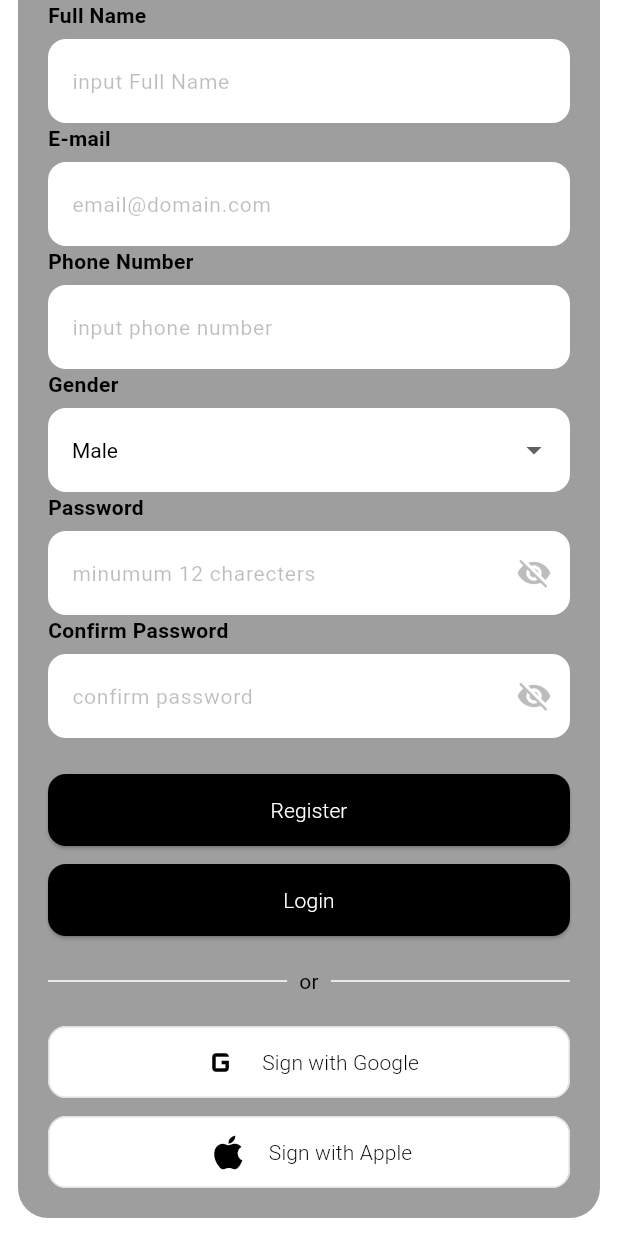
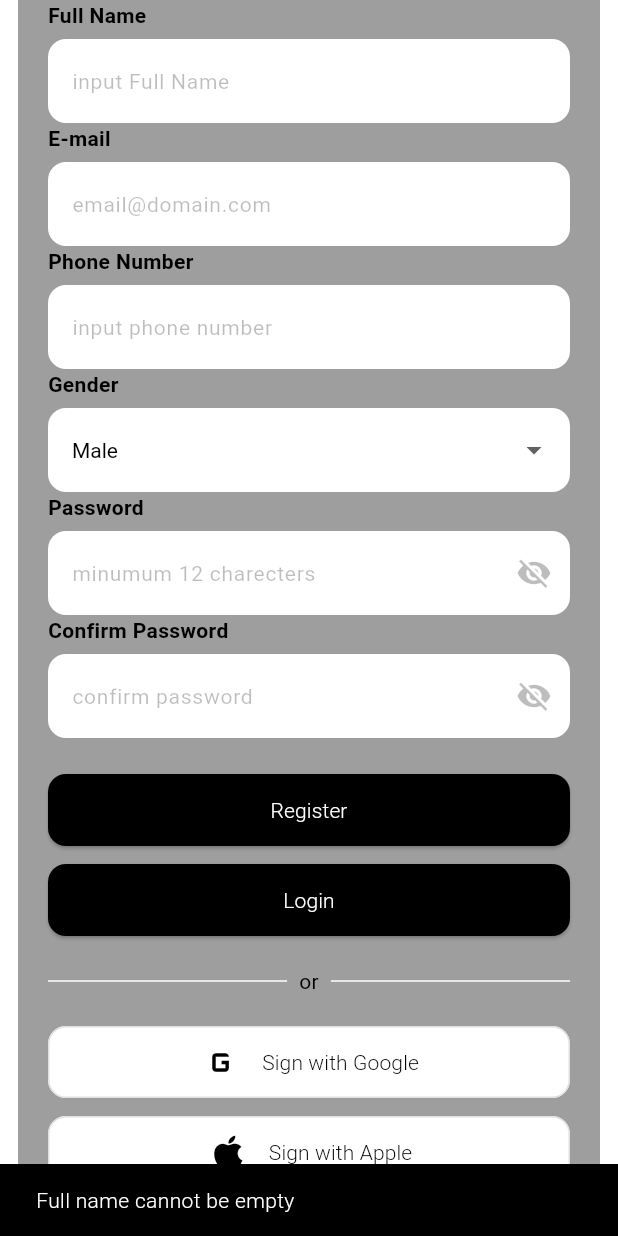
Before and after one commit to MuammarIbnu/MisaStudio, a Flutter app: the RegisterUserPage screen opened by its route, scrolled down 87 dp, after a tap on "Register", on a phone screen of 412 x 824 dp. Run offline on Flutter 3.47's test engine with Material 3 defaults, Android fonts, the phone set to English and light mode, and no system bars; our stand-ins replace sizer; Roboto replaces fonts that are missing (Urbanist).

Commit message:
validator register

```diff
--- a/lib/controllers/public/splash_controller.dart
+++ b/lib/controllers/public/splash_controller.dart
@@ -5,9 +5,9 @@ class SplashController {
   void login(BuildContext context, String role) {
 
     if (role == 'user') {
-      Navigator.pushNamed(context, AppRoutes.user_login_page);
+      Navigator.pushNamed(context, AppRoutes.userLoginPage);
     } else if (role == 'architecture') {
-      Navigator.pushNamed(context, AppRoutes.user_login_page);
+      Navigator.pushNamed(context, AppRoutes.userLoginPage);
     }
   }
 }
--- /dev/null
+++ b/lib/controllers/validator.dart
@@ -0,0 +1,82 @@
+import 'package:flutter/material.dart';
+import 'package:misastudio/theme/app_color.dart';
+import 'package:misastudio/theme/app_text.dart';
+
+class LoginValidator {
+
+  static bool validatePhoneNumber(String phoneNumber, BuildContext context) {
+    if (phoneNumber.isEmpty) {
+      _showError(context, 'Phone Number cannot be empty');
+      return false;
+    }
+    return true;
+  }
+
+  static bool validateEmail(String email, BuildContext context) {
+    if (email.isEmpty) {
+      _showError(context, 'Email cannot be empty');
+      return false;
+    }
+    if (!email.contains('@') ) {
+      _showError(context, 'Email format is incorrect');
+      return false;
+    }
+    return true;
+  }
+
+  static bool validatePassword(String password, BuildContext context) {
+    if (password.isEmpty) {
+      _showError(context, 'Password cannot be empty');
+      return false;
+    }
+    if (password.length < 12) {
+        _showError(context, 'Password must contain 12 characters');
+      return false;
+    }
+    return true;
+  }
+
+  static bool validateConfirmPassword(
+      String password, String confirmPassword, BuildContext context) {
+    if (confirmPassword.isEmpty) {
+      _showError(context, 'Confirm password cannot be empty');
+      return false;
+    }
+    // if (confirmPassword.length < 12) {
+    //   _showError(context, 'Password must contain 12 characters');
+    //   return false;
+    // }
+    if (password != confirmPassword) {
+      _showError(context, 'Passwords do not match');
+      return false;
+    }
+    return true;
+  }
+
+
+  static bool validateFullName(String fullName, BuildContext context) {
+    final parts = fullName.trim().split(RegExp(r'\s+'));
+    if (fullName.isEmpty) {
+      _showError(context, 'Full name cannot be empty');
+      return false;
+    }
+    if (parts.length < 2) {
+      _showError(context, 'Full name must contain at least 2 word');
+      return false;
+    }
+    return true;
+  }
+
+  static void _showError(BuildContext context, String message) {
+    ScaffoldMessenger.of(context).showSnackBar(
+      SnackBar(
+        content: Text(
+          message,
+          style: AppText.button(context, color: AppColor.white)
+        ),
+        backgroundColor: AppColor.black,
+        duration: const Duration(seconds: 4),
+      ),
+    );
+  }
+}
--- a/lib/main.dart
+++ b/lib/main.dart
@@ -1,5 +1,6 @@
 import 'package:flutter/material.dart';
 import 'package:misastudio/public/splash_page.dart';
+import 'package:misastudio/roles/user/user_dashboard_page.dart';
 import 'package:misastudio/routes.dart';
 import 'package:misastudio/theme/app_theme.dart';
 import 'package:misastudio/roles/user/user_login_page.dart';
@@ -9,11 +10,11 @@ import 'package:sizer/sizer.dart';
 ValueNotifier<ThemeMode> themeNotifier = ValueNotifier(ThemeMode.light);
 
 void main() {
-  runApp(const HabitlyApp());
+  runApp(const MyApp());
 }
 
-class HabitlyApp extends StatelessWidget {
-  const HabitlyApp({super.key});
+class MyApp extends StatelessWidget {
+  const MyApp({super.key});
 
   @override
   Widget build(BuildContext context) {
@@ -29,17 +30,16 @@ class HabitlyApp extends StatelessWidget {
               darkTheme: AppTheme.darkTheme,
               themeMode: currentMode,
 
-              initialRoute: AppRoutes.splash_page,
+              initialRoute: AppRoutes.splashPage,
 
               routes: {
                 /// PUBLIC
-                AppRoutes.splash_page: (context) => const SplashPage(),
+                AppRoutes.splashPage: (context) => const SplashPage(),
 
                 /// USER
-                AppRoutes.user_login_page: (context) => const LoginUserPage(),
-                AppRoutes.user_register_page: (
-                    context) => const RegisterUserPage(),
-
+                AppRoutes.userLoginPage: (context) => const LoginUserPage(),
+                AppRoutes.userRegisterPage: (context) => const RegisterUserPage(),
+                AppRoutes.userDashboardPage: (context) => const DashboardUserPage(),
                 /// ARCHITECTURE
               },
             );
--- a/lib/public/splash_page.dart
+++ b/lib/public/splash_page.dart
@@ -1,5 +1,4 @@
 import 'package:flutter/material.dart';
-import '../routes.dart';
 import '../theme/app_color.dart';
 import '../theme/app_text.dart';
 import 'package:misastudio/widgets/buttons/role_login_button.dart';
@@ -55,7 +54,7 @@ class SplashPage extends StatelessWidget {
                       fontSize: 22,
                       shadows: [
                         Shadow(
-                          color: AppColor.black26.withOpacity(0.6),
+                          color: AppColor.black26,
                           blurRadius: 14,
                           offset: Offset(4, 4),
                         )
--- a/lib/roles/user/user_register_page.dart
+++ b/lib/roles/user/user_register_page.dart
@@ -4,6 +4,7 @@ import 'package:misastudio/controllers/password.dart';
 import 'package:misastudio/theme/app_color.dart';
 import 'package:misastudio/theme/app_text.dart';
 import '../../controllers/navigasi.dart';
+import '../../controllers/validator.dart';
 import '../../routes.dart';
 import '../../widgets/accesoris/or_divider.dart';
 import '../../widgets/buttons/continue_button.dart';
@@ -115,7 +116,21 @@ class _RegisterPageState extends State<RegisterUserPage> {
                       ContinueButton(
                         text: 'Register',
                         onPressed: (){
-                          // Isi navigasi
+                          final fullName = fullnameController.text.trim();
+                          final email = emailController.text.trim();
+                          final password = passwordController.text.trim();
+                          final phoneNumber = nohpController.text.trim();
+                          final confirmPassword = confirmpasswordController.text.trim();
+                          final isValid =
+                              LoginValidator.validateFullName(fullName, context) &&
+                              LoginValidator.validateEmail(email, context) &&
+                              LoginValidator.validatePhoneNumber(phoneNumber, context) &&
+                              LoginValidator.validatePassword(password, context) &&
+                              LoginValidator.validateConfirmPassword(password, confirmPassword, context);
+
+                          if (isValid) {
+                            navigasi.push(context, AppRoutes.userDashboardPage);
+                          }
                         },
                       ),
 
@@ -125,7 +140,7 @@ class _RegisterPageState extends State<RegisterUserPage> {
                       ContinueButton(
                         text: 'Login',
                         onPressed: (){
-                          navigasi.pop(context, AppRoutes.user_login_page);
+                          navigasi.pop(context, AppRoutes.userLoginPage);
                         },
                       ),
 
--- a/lib/routes.dart
+++ b/lib/routes.dart
@@ -1,10 +1,11 @@
 class AppRoutes {
   /// PUBLIC
-  static const splash_page = '/';
+  static const splashPage = '/';
 
   /// USER
-  static const user_login_page = 'login1';
+  static const userLoginPage = 'login1';
+  static const userDashboardPage = 'Dashboard1';
 
   /// ARCHITECTURE
-  static const user_register_page = 'register1';
+  static const userRegisterPage = 'register1';
 }
--- a/lib/theme/app_text.dart
+++ b/lib/theme/app_text.dart
@@ -5,7 +5,7 @@ class AppText {
 
   /// ===== COLORS =====
   static Color textColor(BuildContext context) =>
-      Theme.of(context).colorScheme.onBackground;
+      Theme.of(context).colorScheme.onSurface;
 
   static Color mutedText(BuildContext context) =>
       Theme.of(context).colorScheme.onSurface.withOpacity(0.6);
--- a/lib/widgets/accesoris/term_text.dart
+++ b/lib/widgets/accesoris/term_text.dart
@@ -1,5 +1,4 @@
 import 'package:flutter/material.dart';
-import 'package:misastudio/theme/app_color.dart';
 import 'package:misastudio/theme/app_text.dart';
 
 ///Term Text
--- a/lib/widgets/buttons/continue_button.dart
+++ b/lib/widgets/buttons/continue_button.dart
@@ -1,5 +1,4 @@
 import 'package:flutter/material.dart';
-import 'package:misastudio/theme/app_theme.dart';
 import 'package:misastudio/theme/app_text.dart';
 import 'package:misastudio/theme/app_color.dart';
 
@@ -7,7 +6,7 @@ class ContinueButton extends StatelessWidget {
   final String text;
   final VoidCallback onPressed;
 
-  const ContinueButton({
+  const ContinueButton({super.key,
     required this.text,
     required this.onPressed,
   });
@@ -27,7 +26,7 @@ class ContinueButton extends StatelessWidget {
         ),
         child: Text(
           text,
-          style: AppText.button(context, color: Colors.white),
+          style: AppText.button(context, color: AppColor.white),
         ),
       ),
     );
--- a/lib/widgets/input_fields/input_field.dart
+++ b/lib/widgets/input_fields/input_field.dart
@@ -105,7 +105,7 @@ class DropdownInputField extends StatelessWidget {
   @override
   Widget build(BuildContext context) {
     final field = DropdownButtonFormField<String>(
-      value: value,
+      initialValue: value,
       decoration: InputDecoration(
         filled: true,
         fillColor: AppColor.white,
```
Also changed, not shown: lib/roles/user/user_dashboard_page.dart (added, +26 -0 lines), lib/roles/user/user_login_page.dart (+14 -13 lines), 1 other file.
